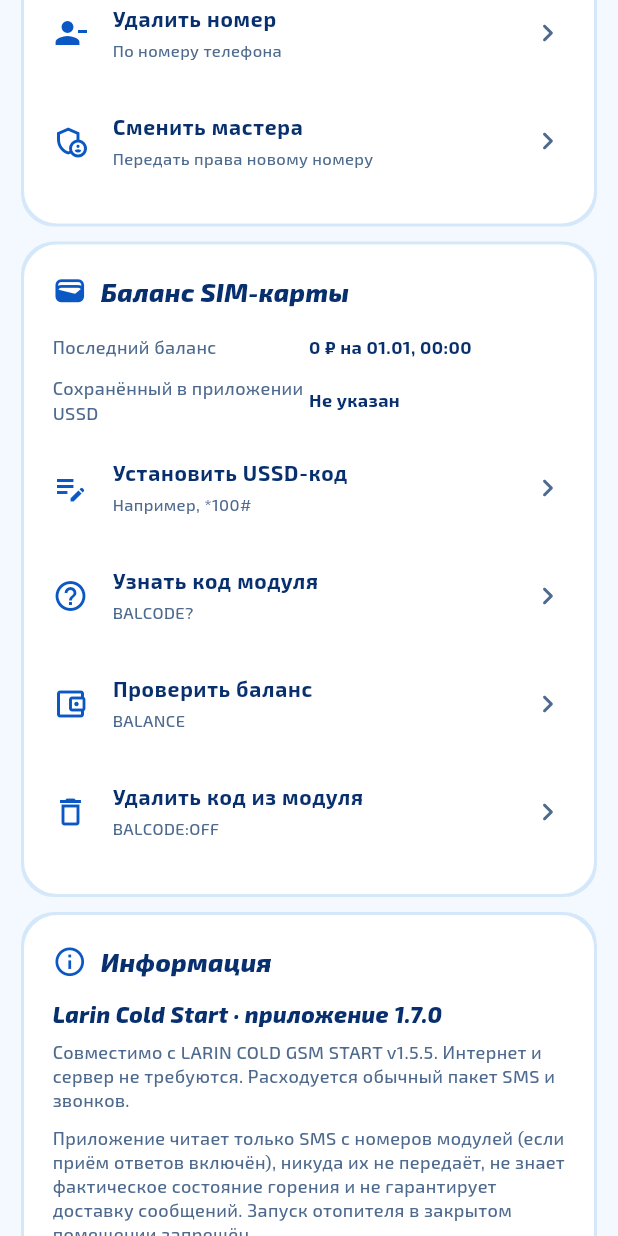
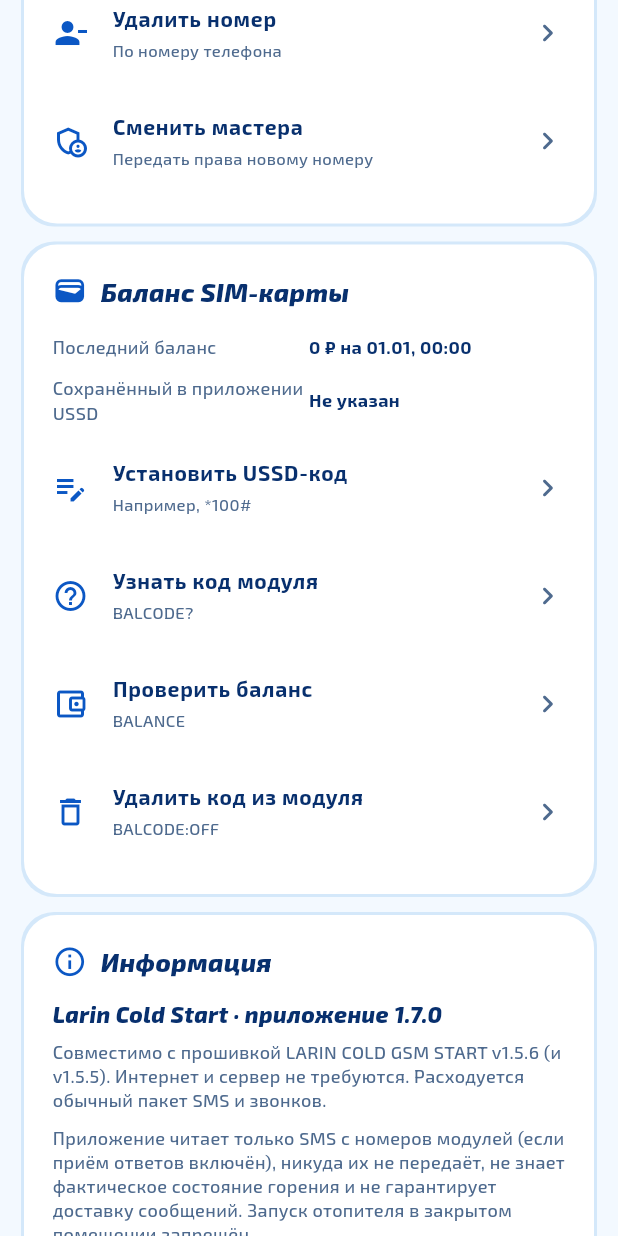
Before and after one commit to Serdjey-Larin/Autonomous-, a Flutter app: the _SettingsView widget shown alone on an empty page, opened directly with empty values, scrolled down 1636 dp, on a phone screen of 412 x 824 dp. Run offline on Flutter 3.47's test engine with Material 3 defaults, Android fonts, the phone set to English and light mode, and no system bars; our stand-ins replace shared_preferences; missing offline and left inert: flutter_sms; accounts and stored records are empty.

Commit message:
Info: compatible with firmware v1.5.6 (and v1.5.5)
Co-Authored-By: Claude Opus 5.5 <noreply@anthropic.com>
Claude-Session: https://claude.ai/code/session_01XVTNiMZ22wcFQrdnKWBkzJ

```diff
--- a/gsm_updates/lib/main.dart
+++ b/gsm_updates/lib/main.dart
@@ -1210,7 +1210,7 @@ class _SettingsView extends StatelessWidget {
         child: Column(crossAxisAlignment: CrossAxisAlignment.start, children: [
           Text('Larin Cold Start · приложение $appVersion', style: brandItalic(15, color: p.text, weight: FontWeight.w800)),
           const SizedBox(height: 7),
-          Text('Совместимо с LARIN COLD GSM START v1.5.5. '
+          Text('Совместимо с прошивкой LARIN COLD GSM START v1.5.6 (и v1.5.5). '
             'Интернет и сервер не требуются. Расходуется обычный пакет SMS и звонков.', style: small),
           const SizedBox(height: 9),
           Text('Приложение читает только SMS с номеров модулей (если приём ответов включён), '
```
